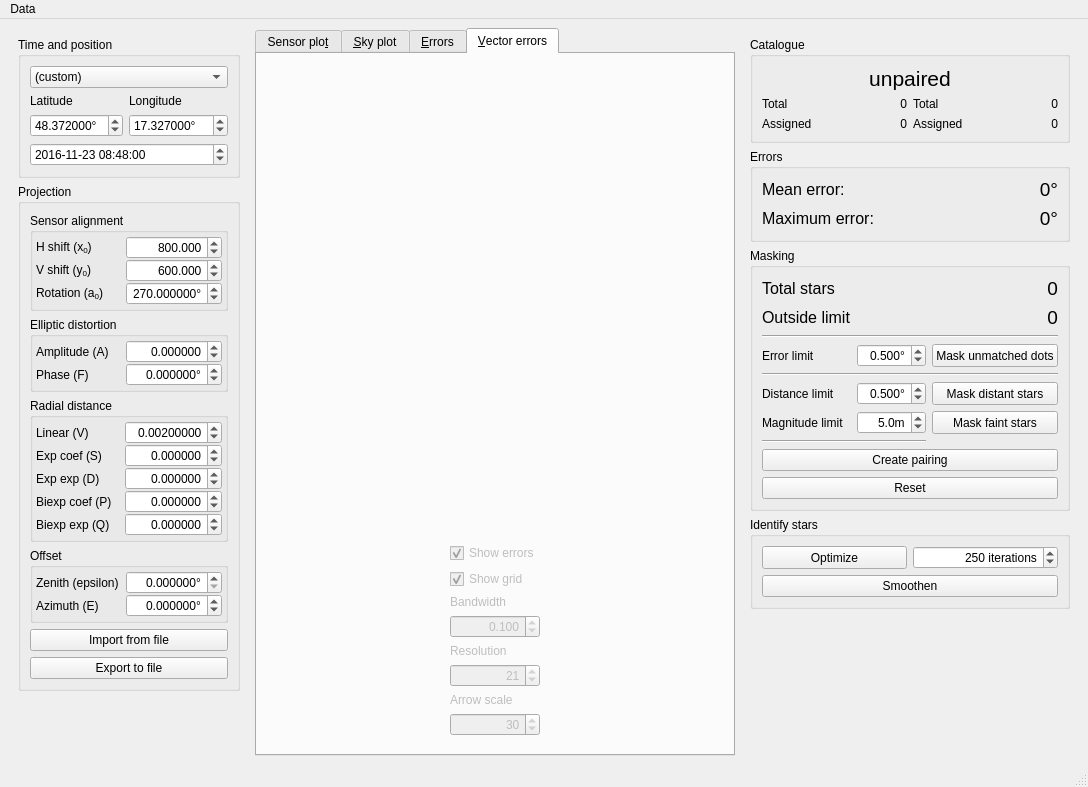
The window that ui/main.ui (AMOS-uniba/vasco) describes before a commit, drawn with Qt 5.
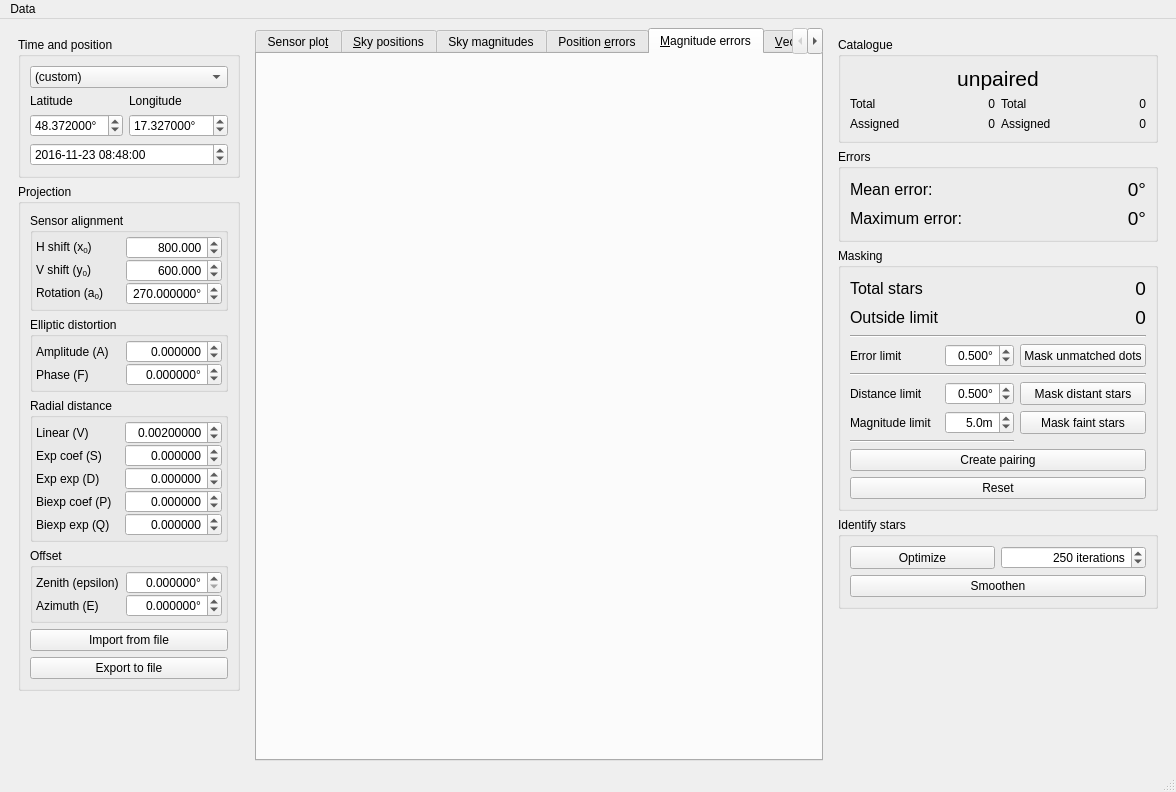
The same window after the commit.

Commit message: Big refactoring of plots, adding magnitudes, photometry

Patch:
```diff
--- a/ui/main.ui
+++ b/ui/main.ui
@@ -6,8 +6,8 @@
    <rect>
     <x>0</x>
     <y>0</y>
-    <width>1088</width>
-    <height>787</height>
+    <width>1176</width>
+    <height>792</height>
    </rect>
   </property>
   <property name="windowTitle">
@@ -681,7 +681,7 @@
        <enum>QTabWidget::North</enum>
       </property>
       <property name="currentIndex">
-       <number>3</number>
+       <number>4</number>
       </property>
       <widget class="QWidget" name="tab_sensor">
        <attribute name="title">
@@ -691,16 +691,28 @@
       </widget>
       <widget class="QWidget" name="tab_sky">
        <attribute name="title">
-        <string>&amp;Sky plot</string>
+        <string>&amp;Sky positions</string>
        </attribute>
        <layout class="QHBoxLayout" name="horizontalLayout_2"/>
       </widget>
       <widget class="QWidget" name="tab_errors">
        <attribute name="title">
-        <string>&amp;Errors</string>
+        <string>Sky magnitudes</string>
+       </attribute>
+       <layout class="QHBoxLayout" name="horizontalLayout_7"/>
+      </widget>
+      <widget class="QWidget" name="tab_position_errors">
+       <attribute name="title">
+        <string>Position &amp;errors</string>
        </attribute>
        <layout class="QVBoxLayout" name="verticalLayout_4"/>
       </widget>
+      <widget class="QWidget" name="tab_magnitude_errors">
+       <attribute name="title">
+        <string>&amp;Magnitude errors</string>
+       </attribute>
+       <layout class="QHBoxLayout" name="horizontalLayout_8"/>
+      </widget>
       <widget class="QWidget" name="tab_paired">
        <property name="enabled">
         <bool>false</bool>
@@ -1523,7 +1535,7 @@
     <rect>
      <x>0</x>
      <y>0</y>
-     <width>1088</width>
+     <width>1176</width>
      <height>19</height>
     </rect>
    </property>
```
Left out of the diff: 4 changed lines with no effect on the pictures. The commit also changes 20 other files.
